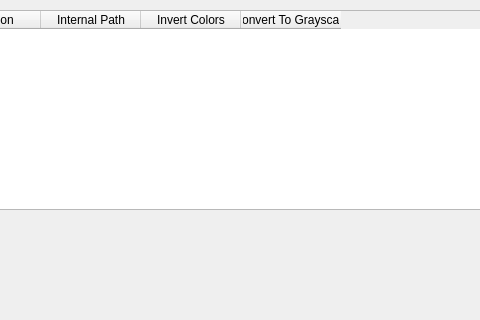
First picture: the form in ilastik-shell/applets/dataSelection/dataSelection.ui, repository ilastik/ilastik, before the edit; both pictures show x 170 to 650 and y 0 to 320 of the 884 by 577 pixel window.
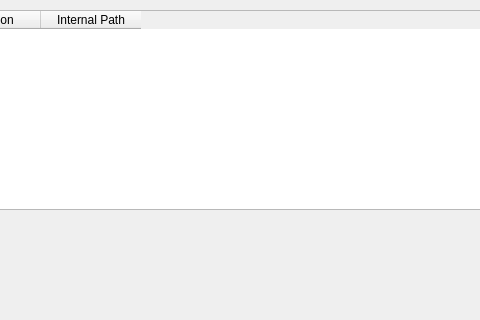
Second picture: the form after the edit.

Commit message: Removed preprocessing options from the DataSelection applet. (That stuff should go in a separate applet.)

```diff
--- a/ilastik-shell/applets/dataSelection/dataSelection.ui
+++ b/ilastik-shell/applets/dataSelection/dataSelection.ui
@@ -49,16 +49,6 @@
      <string>Internal Path</string>
     </property>
    </column>
-   <column>
-    <property name="text">
-     <string>Invert Colors</string>
-    </property>
-   </column>
-   <column>
-    <property name="text">
-     <string>Convert To Grayscale</string>
-    </property>
-   </column>
   </widget>
  </widget>
  <resources/>
```
The commit also changes 4 other files.
